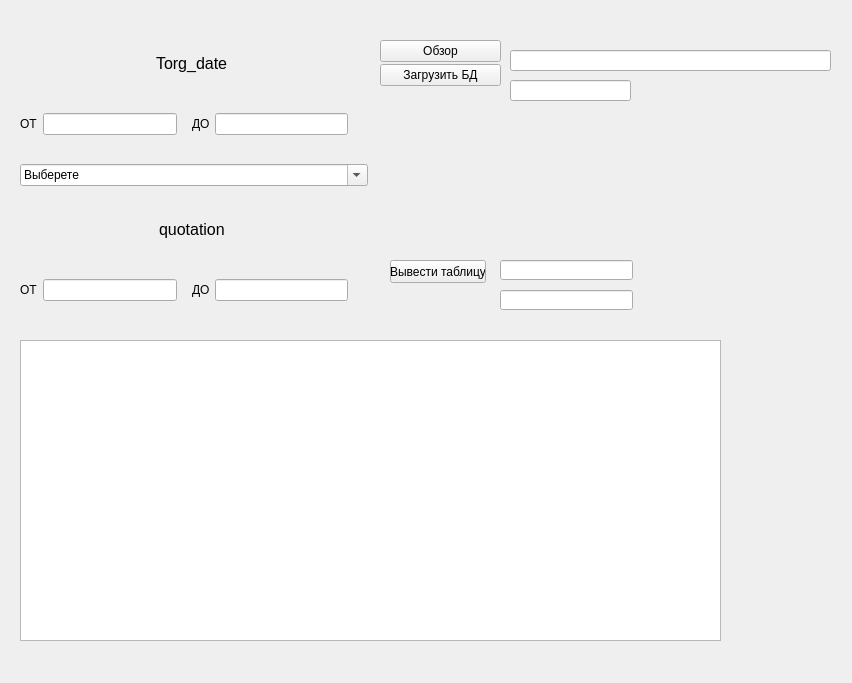
Old version of the form first/FormApp.ui in the repository MedvedevIgS/Lab_SUBD.
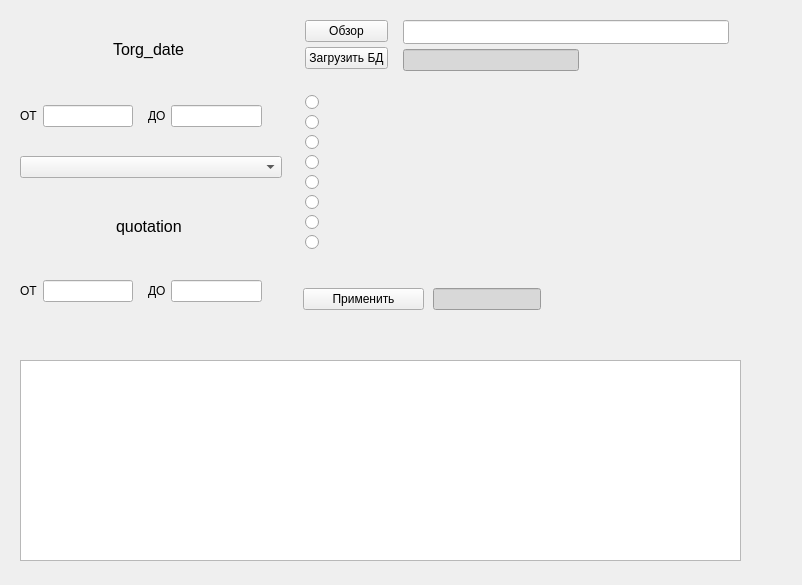
New version of the form.

Commit message: Добавление RadioButt

```diff
--- a/first/FormApp.ui
+++ b/first/FormApp.ui
@@ -2,12 +2,15 @@
 <ui version="4.0">
  <class>MainWindow</class>
  <widget class="QMainWindow" name="MainWindow">
+  <property name="enabled">
+   <bool>true</bool>
+  </property>
   <property name="geometry">
    <rect>
     <x>0</x>
     <y>0</y>
-    <width>852</width>
-    <height>683</height>
+    <width>802</width>
+    <height>585</height>
    </rect>
   </property>
   <property name="sizePolicy">
@@ -19,22 +22,44 @@
   <property name="windowTitle">
    <string>MainWindow</string>
   </property>
+  <property name="styleSheet">
+   <string notr="true"/>
+  </property>
   <widget class="QWidget" name="centralwidget">
+   <widget class="QTableView" name="tableDB">
+    <property name="geometry">
+     <rect>
+      <x>20</x>
+      <y>360</y>
+      <width>721</width>
+      <height>201</height>
+     </rect>
+    </property>
+    <property name="sizePolicy">
+     <sizepolicy hsizetype="Minimum" vsizetype="Minimum">
+      <horstretch>0</horstretch>
+      <verstretch>0</verstretch>
+     </sizepolicy>
+    </property>
+   </widget>
    <widget class="QWidget" name="layoutWidget">
     <property name="geometry">
      <rect>
       <x>20</x>
-      <y>20</y>
-      <width>357</width>
-      <height>310</height>
+      <y>10</y>
+      <width>271</width>
+      <height>321</height>
      </rect>
     </property>
     <layout class="QVBoxLayout" name="verticalLayout_4">
      <property name="spacing">
       <number>9</number>
      </property>
+     <property name="leftMargin">
+      <number>0</number>
+     </property>
      <property name="topMargin">
-      <number>9</number>
+      <number>2</number>
      </property>
      <property name="rightMargin">
       <number>9</number>
@@ -48,7 +73,7 @@
         <number>5</number>
        </property>
        <property name="topMargin">
-        <number>5</number>
+        <number>2</number>
        </property>
        <property name="rightMargin">
         <number>5</number>
@@ -169,11 +194,7 @@
       </layout>
      </item>
      <item>
-      <widget class="QFontComboBox" name="fontComboBox">
-       <property name="currentText">
-        <string>Выберете </string>
-       </property>
-      </widget>
+      <widget class="QComboBox" name="comboBox"/>
      </item>
      <item>
       <layout class="QVBoxLayout" name="verticalLayout_3">
@@ -303,120 +324,271 @@
      </item>
     </layout>
    </widget>
-   <widget class="QTableView" name="tableDB">
+   <widget class="QWidget" name="layoutWidget">
     <property name="geometry">
      <rect>
-      <x>20</x>
-      <y>340</y>
-      <width>701</width>
-      <height>301</height>
-     </rect>
-    </property>
-    <property name="sizePolicy">
-     <sizepolicy hsizetype="Minimum" vsizetype="Minimum">
-      <horstretch>0</horstretch>
-      <verstretch>0</verstretch>
-     </sizepolicy>
-    </property>
-   </widget>
-   <widget class="QPushButton" name="OutButTable">
-    <property name="geometry">
-     <rect>
-      <x>390</x>
-      <y>260</y>
-      <width>96</width>
-      <height>23</height>
-     </rect>
-    </property>
-    <property name="text">
-     <string>Вывести таблицу</string>
-    </property>
-   </widget>
-   <widget class="QLineEdit" name="BrowLine">
-    <property name="geometry">
-     <rect>
-      <x>510</x>
-      <y>50</y>
-      <width>321</width>
-      <height>21</height>
-     </rect>
-    </property>
-    <property name="sizePolicy">
-     <sizepolicy hsizetype="Fixed" vsizetype="Fixed">
-      <horstretch>0</horstretch>
-      <verstretch>0</verstretch>
-     </sizepolicy>
-    </property>
-   </widget>
-   <widget class="QLineEdit" name="OutButTable_1">
-    <property name="geometry">
-     <rect>
-      <x>500</x>
-      <y>260</y>
-      <width>133</width>
-      <height>20</height>
-     </rect>
-    </property>
-    <property name="sizePolicy">
-     <sizepolicy hsizetype="Fixed" vsizetype="Fixed">
-      <horstretch>0</horstretch>
-      <verstretch>0</verstretch>
-     </sizepolicy>
-    </property>
-   </widget>
-   <widget class="QLineEdit" name="OutButTable_2">
-    <property name="geometry">
-     <rect>
-      <x>500</x>
-      <y>290</y>
-      <width>133</width>
-      <height>20</height>
-     </rect>
-    </property>
-    <property name="sizePolicy">
-     <sizepolicy hsizetype="Fixed" vsizetype="Fixed">
-      <horstretch>0</horstretch>
-      <verstretch>0</verstretch>
-     </sizepolicy>
-    </property>
-   </widget>
-   <widget class="QLineEdit" name="loadButDB_1">
-    <property name="geometry">
-     <rect>
-      <x>510</x>
-      <y>80</y>
-      <width>121</width>
-      <height>21</height>
-     </rect>
-    </property>
-   </widget>
-   <widget class="QWidget" name="">
-    <property name="geometry">
-     <rect>
-      <x>380</x>
-      <y>40</y>
-      <width>121</width>
+      <x>300</x>
+      <y>10</y>
+      <width>439</width>
       <height>71</height>
      </rect>
     </property>
-    <layout class="QVBoxLayout" name="verticalLayout_2">
+    <layout class="QHBoxLayout" name="horizontalLayout_4">
      <property name="spacing">
-      <number>2</number>
+      <number>5</number>
      </property>
-     <property name="sizeConstraint">
-      <enum>QLayout::SetMaximumSize</enum>
+     <property name="leftMargin">
+      <number>5</number>
      </property>
+     <property name="topMargin">
+      <number>5</number>
+     </property>
+     <property name="rightMargin">
+      <number>5</number>
+     </property>
+     <property name="bottomMargin">
+      <number>5</number>
+     </property>
      <item>
-      <widget class="QPushButton" name="BrowBut">
+      <layout class="QVBoxLayout" name="verticalLayout_2">
+       <property name="spacing">
+        <number>5</number>
+       </property>
+       <property name="sizeConstraint">
+        <enum>QLayout::SetMaximumSize</enum>
+       </property>
+       <property name="topMargin">
+        <number>5</number>
+       </property>
+       <property name="rightMargin">
+        <number>5</number>
+       </property>
+       <property name="bottomMargin">
+        <number>5</number>
+       </property>
+       <item>
+        <widget class="QPushButton" name="BrowBut">
+         <property name="text">
+          <string>Обзор</string>
+         </property>
+        </widget>
+       </item>
+       <item>
+        <widget class="QPushButton" name="loadButDB">
+         <property name="text">
+          <string>Загрузить БД</string>
+         </property>
+        </widget>
+       </item>
+      </layout>
+     </item>
+     <item>
+      <layout class="QVBoxLayout" name="verticalLayout_5">
+       <property name="spacing">
+        <number>5</number>
+       </property>
+       <property name="leftMargin">
+        <number>5</number>
+       </property>
+       <property name="topMargin">
+        <number>5</number>
+       </property>
+       <property name="rightMargin">
+        <number>5</number>
+       </property>
+       <property name="bottomMargin">
+        <number>5</number>
+       </property>
+       <item>
+        <widget class="QLineEdit" name="BrowLine">
+         <property name="sizePolicy">
+          <sizepolicy hsizetype="Minimum" vsizetype="Minimum">
+           <horstretch>0</horstretch>
+           <verstretch>0</verstretch>
+          </sizepolicy>
+         </property>
+        </widget>
+       </item>
+       <item>
+        <layout class="QHBoxLayout" name="horizontalLayout_2">
+         <item>
+          <widget class="QLineEdit" name="loadButDB_1">
+           <property name="enabled">
+            <bool>true</bool>
+           </property>
+           <property name="styleSheet">
+            <string notr="true">background-color: rgb(216, 216, 216);</string>
+           </property>
+           <property name="readOnly">
+            <bool>true</bool>
+           </property>
+          </widget>
+         </item>
+         <item>
+          <spacer name="horizontalSpacer_5">
+           <property name="orientation">
+            <enum>Qt::Horizontal</enum>
+           </property>
+           <property name="sizeType">
+            <enum>QSizePolicy::Fixed</enum>
+           </property>
+           <property name="sizeHint" stdset="0">
+            <size>
+             <width>150</width>
+             <height>20</height>
+            </size>
+           </property>
+          </spacer>
+         </item>
+        </layout>
+       </item>
+      </layout>
+     </item>
+    </layout>
+   </widget>
+   <widget class="QWidget" name="layoutWidget">
+    <property name="geometry">
+     <rect>
+      <x>300</x>
+      <y>270</y>
+      <width>244</width>
+      <height>58</height>
+     </rect>
+    </property>
+    <layout class="QGridLayout" name="gridLayout" rowstretch="0" columnstretch="0,0">
+     <property name="leftMargin">
+      <number>3</number>
+     </property>
+     <property name="topMargin">
+      <number>3</number>
+     </property>
+     <property name="rightMargin">
+      <number>3</number>
+     </property>
+     <property name="bottomMargin">
+      <number>3</number>
+     </property>
+     <property name="spacing">
+      <number>9</number>
+     </property>
+     <item row="0" column="0">
+      <widget class="QPushButton" name="filterBut">
+       <property name="styleSheet">
+        <string notr="true"/>
+       </property>
        <property name="text">
-        <string>Обзор</string>
+        <string>Применить</string>
        </property>
       </widget>
      </item>
-     <item>
-      <widget class="QPushButton" name="loadButDB">
+     <item row="0" column="1">
+      <widget class="QLineEdit" name="OutButTable_2">
+       <property name="sizePolicy">
+        <sizepolicy hsizetype="Fixed" vsizetype="Fixed">
+         <horstretch>0</horstretch>
+         <verstretch>0</verstretch>
+        </sizepolicy>
+       </property>
+       <property name="styleSheet">
+        <string notr="true">background-color: rgb(216, 216, 216);</string>
+       </property>
+       <property name="readOnly">
+        <bool>true</bool>
+       </property>
+      </widget>
+     </item>
+    </layout>
+   </widget>
+   <widget class="QWidget" name="formLayoutWidget">
+    <property name="geometry">
+     <rect>
+      <x>300</x>
+      <y>90</y>
+      <width>160</width>
+      <height>181</height>
+     </rect>
+    </property>
+    <layout class="QFormLayout" name="formLayout">
+     <property name="horizontalSpacing">
+      <number>5</number>
+     </property>
+     <property name="verticalSpacing">
+      <number>5</number>
+     </property>
+     <property name="leftMargin">
+      <number>5</number>
+     </property>
+     <property name="topMargin">
+      <number>5</number>
+     </property>
+     <property name="rightMargin">
+      <number>5</number>
+     </property>
+     <property name="bottomMargin">
+      <number>5</number>
+     </property>
+     <item row="0" column="0">
+      <widget class="QRadioButton" name="RB1">
+       <property name="enabled">
+        <bool>true</bool>
+       </property>
+       <property name="tabletTracking">
+        <bool>false</bool>
+       </property>
+       <property name="autoFillBackground">
+        <bool>false</bool>
+       </property>
        <property name="text">
-        <string>Загрузить БД</string>
+        <string/>
+       </property>
+      </widget>
+     </item>
+     <item row="1" column="0">
+      <widget class="QRadioButton" name="RB2">
+       <property name="text">
+        <string/>
+       </property>
+      </widget>
+     </item>
+     <item row="2" column="0">
+      <widget class="QRadioButton" name="RB3">
+       <property name="text">
+        <string/>
+       </property>
+      </widget>
+     </item>
+     <item row="3" column="0">
+      <widget class="QRadioButton" name="RB4">
+       <property name="text">
+        <string/>
+       </property>
+      </widget>
+     </item>
+     <item row="4" column="0">
+      <widget class="QRadioButton" name="RB5">
+       <property name="text">
+        <string/>
+       </property>
+      </widget>
+     </item>
+     <item row="5" column="0">
+      <widget class="QRadioButton" name="RB6">
+       <property name="text">
+        <string/>
+       </property>
+      </widget>
+     </item>
+     <item row="6" column="0">
+      <widget class="QRadioButton" name="RB7">
+       <property name="text">
+        <string/>
+       </property>
+      </widget>
+     </item>
+     <item row="7" column="0">
+      <widget class="QRadioButton" name="RB8">
+       <property name="text">
+        <string/>
        </property>
       </widget>
      </item>
```
Left out of the diff: 2 changed lines with no effect on the pictures.
